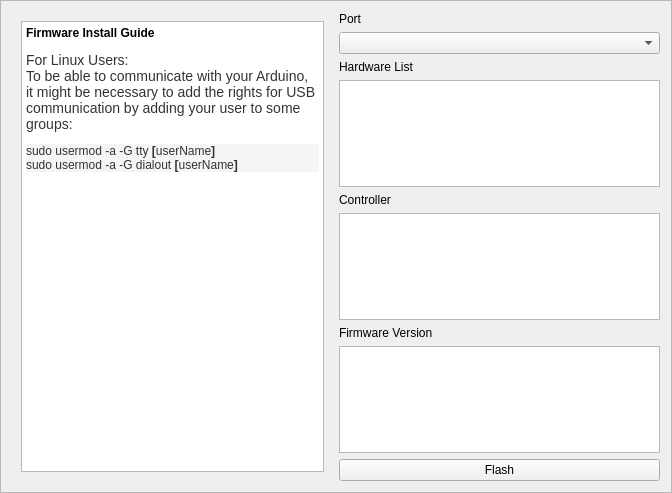
Before: the Qt Designer form src/main/python/ayab/firmware_flash_ui.ui in AllYarnsAreBeautiful/ayab-desktop, drawn with Qt 5.
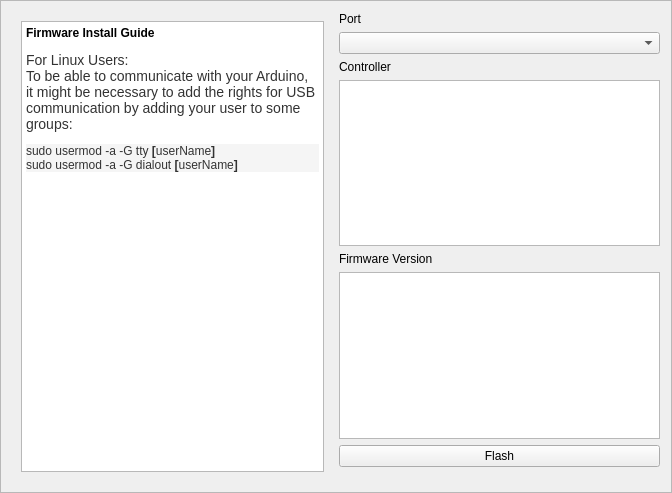
After: the same form once the commit is applied.

Commit message: Refactored firmware flash UI without hardware options.

The edit to the form file:
```diff
--- a/src/main/python/ayab/firmware_flash_ui.ui
+++ b/src/main/python/ayab/firmware_flash_ui.ui
@@ -53,16 +53,6 @@
      <item>
       <widget class="QComboBox" name="port_combo_box"/>
      </item>
-     <item>
-      <widget class="QLabel" name="label_4">
-       <property name="text">
-        <string>Hardware List</string>
-       </property>
-      </widget>
-     </item>
-     <item>
-      <widget class="QListWidget" name="hardware_list"/>
-     </item>
      <item>
       <widget class="QLabel" name="label">
        <property name="text">
```
The commit also changes 14 other files.
